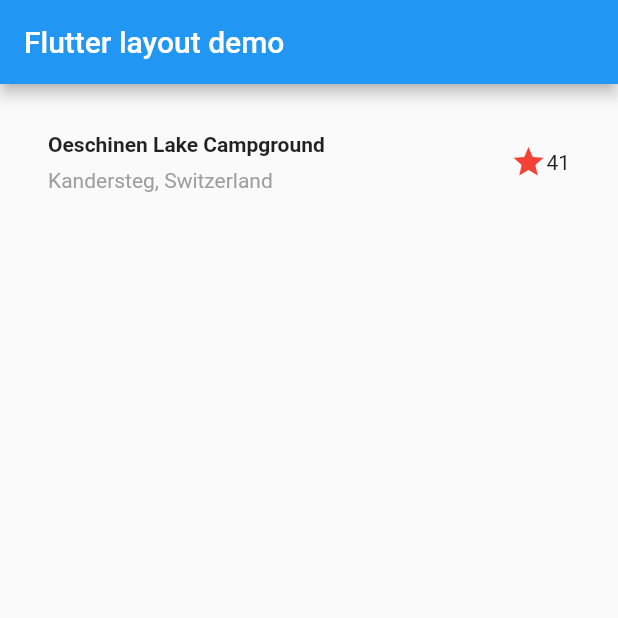
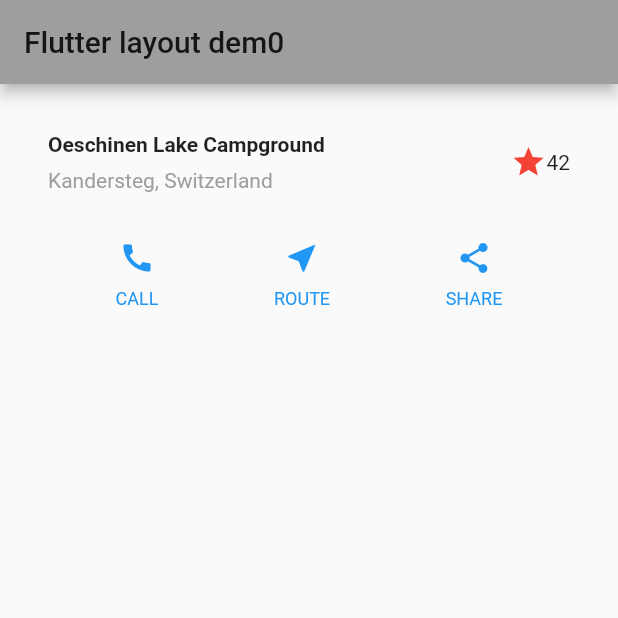
Before and after one commit to tkrplus/NiwalabFlutterTutorial, a Flutter app: the screen it shows after launch, on a phone screen of 412 x 824 dp, the top half of it. Run offline on Flutter 3.47's test engine with Material 2 defaults, Android fonts, the phone set to English and light mode, and no system bars.

Commit message:
LayoutTutorial Step.2

```diff
--- a/lib/main.dart
+++ b/lib/main.dart
@@ -8,6 +8,7 @@ class MyApp extends StatelessWidget {
   // This widget is the root of your application.
   @override
   Widget build(BuildContext context) {
+    final Color color = Theme.of(context).primaryColor;
     final Widget titleSection = Container(
       padding: const EdgeInsets.all(32),
       child: Row(children: [
@@ -32,9 +33,21 @@ class MyApp extends StatelessWidget {
           ),
         ),
         Icon(Icons.star, color: Colors.red[500]),
-        Text('41')
+        Text('42')
       ]),
     );
+
+    final Widget buttonSection = Container(
+      child: Row(
+        mainAxisAlignment: MainAxisAlignment.spaceEvenly,
+        children: [
+          _buildButtonColumn(color, Icons.call, String, 'CALL'),
+          _buildButtonColumn(color, Icons.near_me, String, 'ROUTE'),
+          _buildButtonColumn(color, Icons.share, String, 'SHARE')
+        ],
+      ),
+    );
+
     return MaterialApp(
       title: 'Flutter layout demo',
       theme: ThemeData(
@@ -47,17 +60,37 @@ class MyApp extends StatelessWidget {
         // or simply save your changes to "hot reload" in a Flutter IDE).
         // Notice that the counter didn't reset back to zero; the application
         // is not restarted.
-        primarySwatch: Colors.blue,
+        primarySwatch: Colors.grey,
         // This makes the visual density adapt to the platform that you run
         // the app on. For desktop platforms, the controls will be smaller and
         // closer together (more dense) than on mobile platforms.
         visualDensity: VisualDensity.adaptivePlatformDensity,
       ),
       home: Scaffold(
-          appBar: AppBar(title: Text('Flutter layout demo')),
+          appBar: AppBar(title: Text('Flutter layout dem0')),
           body: Column(
-            children: [titleSection],
+            children: [titleSection, buttonSection],
           )),
     );
   }
+
+  Column _buildButtonColumn(Color color, IconData icon, String, label) {
+    return Column(
+        mainAxisSize: MainAxisSize.min,
+        mainAxisAlignment: MainAxisAlignment.center,
+        children: [
+          Icon(icon, color: color),
+          Container(
+            margin: const EdgeInsets.only(top: 8),
+            child: Text(
+              label,
+              style: TextStyle(
+                fontSize: 12,
+                fontWeight: FontWeight.w400,
+                color: color,
+              ),
+            ),
+          )
+        ]);
+  }
 }
```
